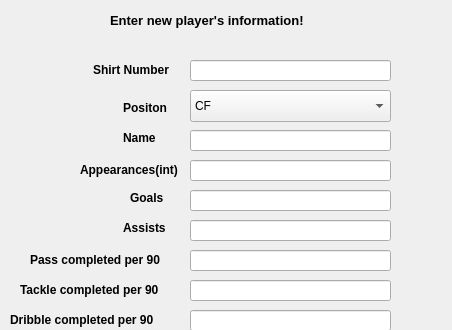
TNT57/FootballClubManagementSystem, file addplayer.ui: the form before one commit; both pictures show x 0 to 452 and y 0 to 330 of the 452 by 547 pixel window.
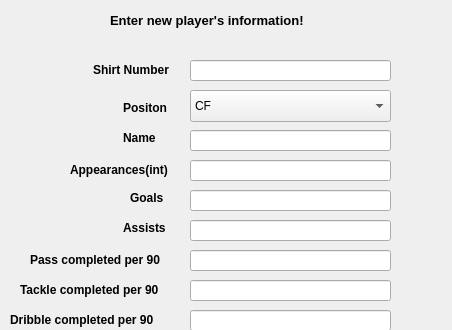
The form after the commit.

The edit to the form file:
```diff
--- a/addplayer.ui
+++ b/addplayer.ui
@@ -287,9 +287,9 @@
   <widget class="QLabel" name="label_4">
    <property name="geometry">
     <rect>
-     <x>80</x>
+     <x>70</x>
      <y>160</y>
-     <width>101</width>
+     <width>111</width>
      <height>20</height>
     </rect>
    </property>
```
